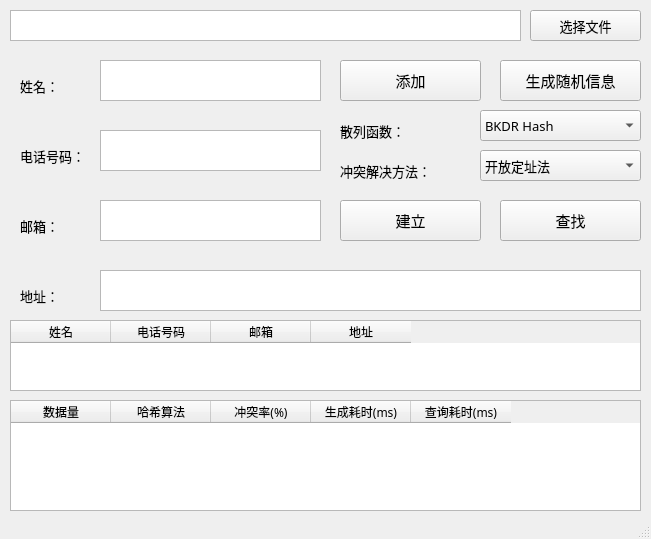
The window that HashSearch.ui (ShadowYIG/HashSearch) describes before a commit, drawn with Qt 5.
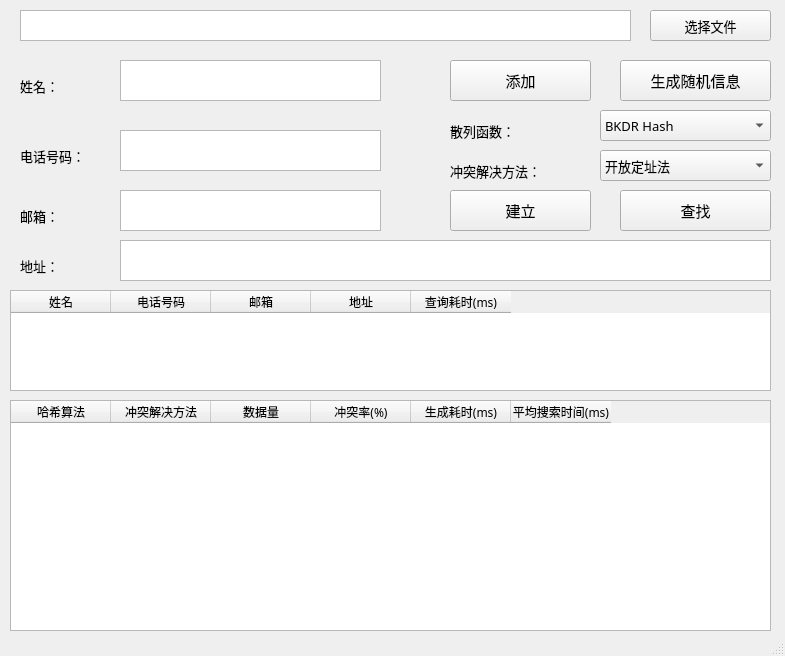
The same window after the commit.

The edit to the form file:
```diff
--- a/HashSearch.ui
+++ b/HashSearch.ui
@@ -6,8 +6,8 @@
    <rect>
     <x>0</x>
     <y>0</y>
-    <width>651</width>
-    <height>539</height>
+    <width>785</width>
+    <height>656</height>
    </rect>
   </property>
   <property name="minimumSize">
@@ -16,12 +16,6 @@
     <height>539</height>
    </size>
   </property>
-  <property name="maximumSize">
-   <size>
-    <width>651</width>
-    <height>539</height>
-   </size>
-  </property>
   <property name="windowTitle">
    <string>HashSearch</string>
   </property>
@@ -30,9 +24,9 @@
     <property name="geometry">
      <rect>
       <x>10</x>
-      <y>320</y>
-      <width>631</width>
-      <height>71</height>
+      <y>290</y>
+      <width>761</width>
+      <height>101</height>
      </rect>
     </property>
     <column>
@@ -75,13 +69,23 @@
       </font>
      </property>
     </column>
+    <column>
+     <property name="text">
+      <string>查询耗时(ms)</string>
+     </property>
+     <property name="font">
+      <font>
+       <family>宋体</family>
+      </font>
+     </property>
+    </column>
    </widget>
    <widget class="QTextEdit" name="text_name">
     <property name="geometry">
      <rect>
-      <x>100</x>
+      <x>120</x>
       <y>60</y>
-      <width>221</width>
+      <width>261</width>
       <height>41</height>
      </rect>
     </property>
@@ -114,9 +118,9 @@
    <widget class="QTextEdit" name="text_number">
     <property name="geometry">
      <rect>
-      <x>100</x>
+      <x>120</x>
       <y>130</y>
-      <width>221</width>
+      <width>261</width>
       <height>41</height>
      </rect>
     </property>
@@ -149,9 +153,9 @@
    <widget class="QTextEdit" name="text_mail">
     <property name="geometry">
      <rect>
-      <x>100</x>
-      <y>200</y>
-      <width>221</width>
+      <x>120</x>
+      <y>190</y>
+      <width>261</width>
       <height>41</height>
      </rect>
     </property>
@@ -173,7 +177,7 @@
     <property name="geometry">
      <rect>
       <x>20</x>
-      <y>210</y>
+      <y>200</y>
       <width>51</width>
       <height>31</height>
      </rect>
@@ -192,7 +196,7 @@
     <property name="geometry">
      <rect>
       <x>20</x>
-      <y>280</y>
+      <y>250</y>
       <width>51</width>
       <height>31</height>
      </rect>
@@ -210,9 +214,9 @@
    <widget class="QTextEdit" name="text_addr">
     <property name="geometry">
      <rect>
-      <x>100</x>
-      <y>270</y>
-      <width>541</width>
+      <x>120</x>
+      <y>240</y>
+      <width>651</width>
       <height>41</height>
      </rect>
     </property>
@@ -226,9 +230,9 @@
    <widget class="QPushButton" name="btn_search">
     <property name="geometry">
      <rect>
-      <x>500</x>
-      <y>200</y>
-      <width>141</width>
+      <x>620</x>
+      <y>190</y>
+      <width>151</width>
       <height>41</height>
      </rect>
     </property>
@@ -245,7 +249,7 @@
    <widget class="QPushButton" name="btn_add">
     <property name="geometry">
      <rect>
-      <x>340</x>
+      <x>450</x>
       <y>60</y>
       <width>141</width>
       <height>41</height>
@@ -264,7 +268,7 @@
    <widget class="QLabel" name="label_5">
     <property name="geometry">
      <rect>
-      <x>340</x>
+      <x>450</x>
       <y>120</y>
       <width>81</width>
       <height>21</height>
@@ -283,9 +287,9 @@
    <widget class="QComboBox" name="com_fun">
     <property name="geometry">
      <rect>
-      <x>480</x>
+      <x>600</x>
       <y>110</y>
-      <width>161</width>
+      <width>171</width>
       <height>31</height>
      </rect>
     </property>
@@ -329,9 +333,9 @@
    <widget class="QTextEdit" name="text_file">
     <property name="geometry">
      <rect>
-      <x>10</x>
+      <x>20</x>
       <y>10</y>
-      <width>511</width>
+      <width>611</width>
       <height>31</height>
      </rect>
     </property>
@@ -347,9 +351,9 @@
    <widget class="QPushButton" name="btn_file">
     <property name="geometry">
      <rect>
-      <x>530</x>
+      <x>650</x>
       <y>10</y>
-      <width>111</width>
+      <width>121</width>
       <height>31</height>
      </rect>
     </property>
@@ -366,9 +370,9 @@
    <widget class="QPushButton" name="btn_rand">
     <property name="geometry">
      <rect>
-      <x>500</x>
+      <x>620</x>
       <y>60</y>
-      <width>141</width>
+      <width>151</width>
       <height>41</height>
      </rect>
     </property>
@@ -387,8 +391,8 @@
      <rect>
       <x>10</x>
       <y>400</y>
-      <width>631</width>
-      <height>111</height>
+      <width>761</width>
+      <height>231</height>
      </rect>
     </property>
     <property name="font">
@@ -396,16 +400,21 @@
       <family>宋体</family>
      </font>
     </property>
-    <column>
-     <property name="text">
-      <string>数据量</string>
-     </property>
-    </column>
     <column>
      <property name="text">
       <string>哈希算法</string>
      </property>
     </column>
+    <column>
+     <property name="text">
+      <string>冲突解决方法</string>
+     </property>
+    </column>
+    <column>
+     <property name="text">
+      <string>数据量</string>
+     </property>
+    </column>
     <column>
      <property name="text">
       <string>冲突率(%)</string>
@@ -418,16 +427,16 @@
     </column>
     <column>
      <property name="text">
-      <string>查询耗时(ms)</string>
+      <string>平均搜索时间(ms)</string>
      </property>
     </column>
    </widget>
    <widget class="QComboBox" name="con_sol">
     <property name="geometry">
      <rect>
-      <x>480</x>
+      <x>600</x>
       <y>150</y>
-      <width>161</width>
+      <width>171</width>
       <height>31</height>
      </rect>
     </property>
@@ -461,7 +470,7 @@
    <widget class="QLabel" name="label_6">
     <property name="geometry">
      <rect>
-      <x>340</x>
+      <x>450</x>
       <y>160</y>
       <width>111</width>
       <height>21</height>
@@ -480,8 +489,8 @@
    <widget class="QPushButton" name="btn_search_2">
     <property name="geometry">
      <rect>
-      <x>340</x>
-      <y>200</y>
+      <x>450</x>
+      <y>190</y>
       <width>141</width>
       <height>41</height>
      </rect>
```
Left out of the diff: 22 changed lines with no effect on the pictures.
